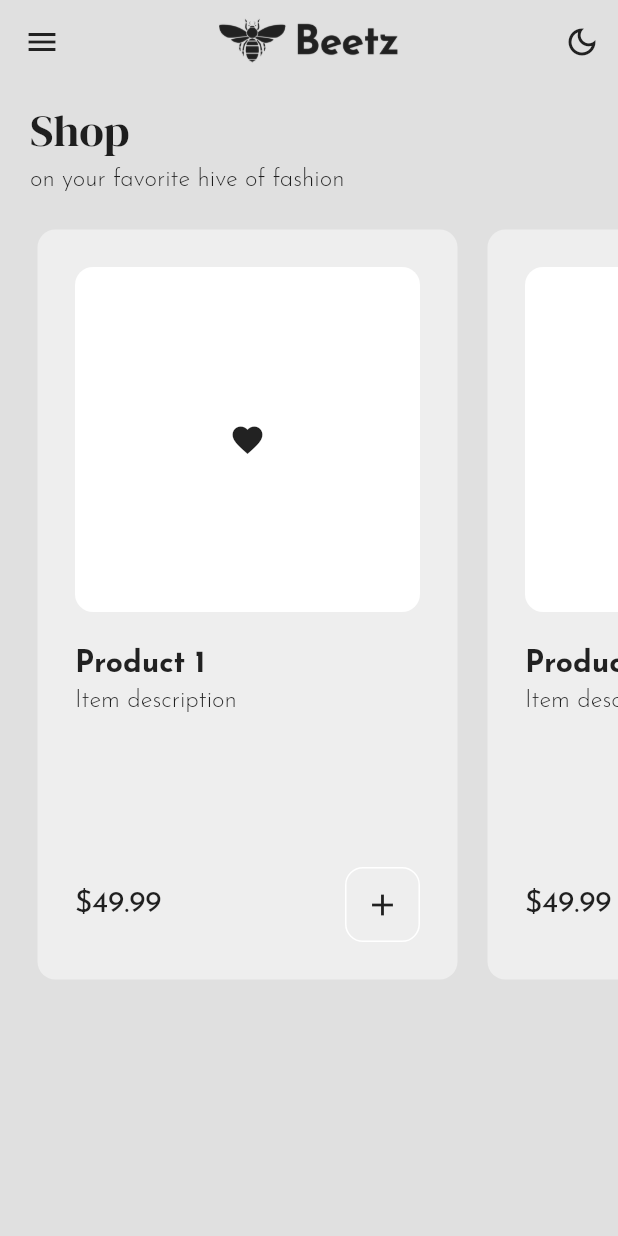
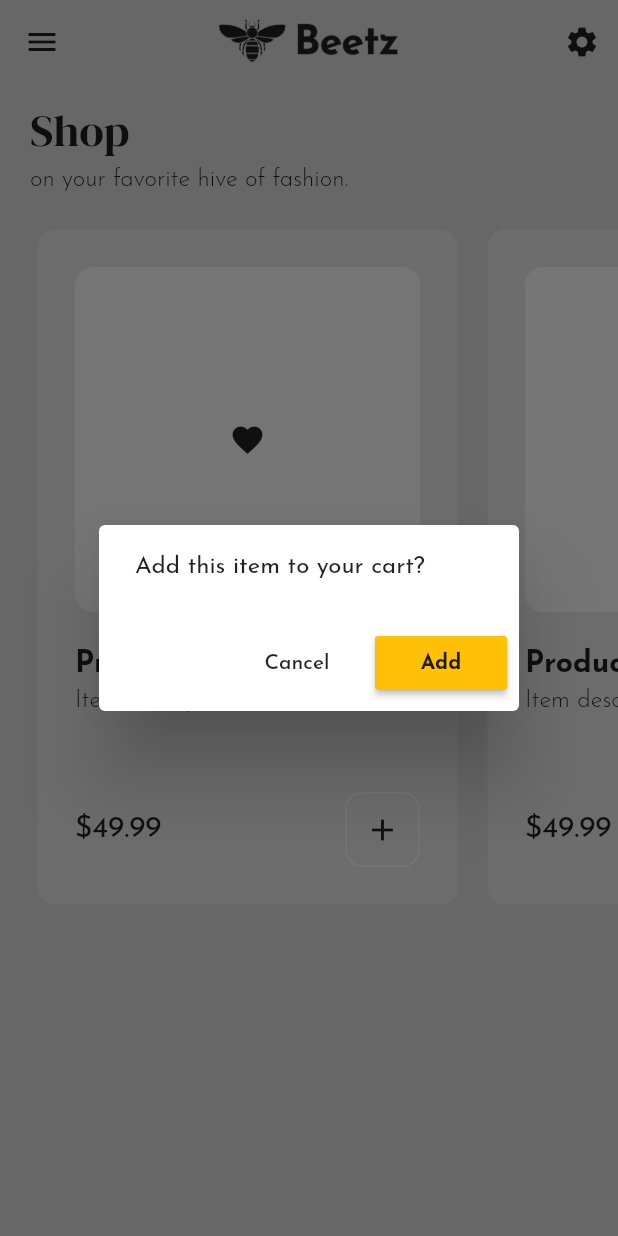
Before and after one commit to gustevito/flutter_ecommerce_app, a Flutter app: the MyHome screen opened by its route, after a tap on the "add" icon, on a phone screen of 412 x 824 dp. Run offline on Flutter 3.47's test engine with Material 2 defaults, Android fonts, the phone set to English and light mode, and no system bars; our stand-ins replace google_fonts.

Commit message:
add/remove to/from cart functions added

```diff
--- a/lib/components/product_tile.dart
+++ b/lib/components/product_tile.dart
@@ -1,6 +1,8 @@
 import 'package:flutter/material.dart';
 import 'package:minimal_ecommerce_app/models/product.dart';
 import 'package:google_fonts/google_fonts.dart';
+import 'package:minimal_ecommerce_app/models/shop.dart';
+import 'package:provider/provider.dart';
 
 class ProductTile extends StatelessWidget {
   final Product product;
@@ -11,7 +13,33 @@ class ProductTile extends StatelessWidget {
   });
 
   // add to cart
-  void addToCart(BuildContext context) {}
+  void addToCart(BuildContext context) {
+    // dialog box to confirm
+    showDialog(
+      context: context,
+      builder: (context) => AlertDialog(
+        content: Text('Add this item to your cart?'),
+        actions: [
+          MaterialButton(
+            onPressed: () => Navigator.pop(context),
+            child: Text('Cancel'),
+          ),
+          MaterialButton(
+            color: Colors.amber,
+            onPressed: () {
+              Navigator.pop(context);
+
+              context.read<Shop>().addToCart(product);
+            },
+            child: Text(
+              'Add',
+              style: TextStyle(fontWeight: FontWeight.w800),
+            ),
+          )
+        ],
+      ),
+    );
+  }
 
   @override
   Widget build(BuildContext context) {
--- a/lib/pages/cartpage.dart
+++ b/lib/pages/cartpage.dart
@@ -1,10 +1,46 @@
 import 'package:flutter/material.dart';
+import 'package:provider/provider.dart';
+
+import '../models/product.dart';
+import '../models/shop.dart';
 
 class CartPage extends StatelessWidget {
   const CartPage({super.key});
 
+  // remove from cart function
+  void removeItemFromCart(BuildContext context, Product product) {
+    showDialog(
+      context: context,
+      builder: (context) => AlertDialog(
+        content: Text('Remove this item from your cart?'),
+        actions: [
+          MaterialButton(
+            onPressed: () => Navigator.pop(context),
+            child: Text('Cancel'),
+          ),
+          MaterialButton(
+            color: Color.fromARGB(255, 255, 124, 115),
+            onPressed: () {
+              Navigator.pop(context);
+
+              context.read<Shop>().removeFromCart(product);
+            },
+            child: Text(
+              'Remove',
+              style: TextStyle(
+                fontWeight: FontWeight.w800,
+              ),
+            ),
+          )
+        ],
+      ),
+    );
+  }
+
   @override
   Widget build(BuildContext context) {
+    final cart = context.watch<Shop>().cart;
+
     return Scaffold(
       backgroundColor: Theme.of(context).colorScheme.background,
       appBar: AppBar(
@@ -15,6 +51,29 @@ class CartPage extends StatelessWidget {
         foregroundColor: Theme.of(context).colorScheme.inversePrimary,
         title: const Text('Your Cart'),
       ),
+      body: Column(
+        children: [
+          // cart list
+          Expanded(
+            child: ListView.builder(
+                itemCount: cart.length,
+                itemBuilder: (context, index) {
+                  // get item in cart
+                  final item = cart[index];
+
+                  // return as a cart tile
+                  return ListTile(
+                    title: Text(item.name),
+                    subtitle: Text(item.price.toStringAsFixed(2)),
+                    trailing: IconButton(
+                      icon: Icon(Icons.remove),
+                      onPressed: () => removeItemFromCart(context, item),
+                    ),
+                  );
+                }),
+          )
+        ],
+      ),
     );
   }
 }
--- a/lib/pages/home.dart
+++ b/lib/pages/home.dart
@@ -35,12 +35,13 @@ class MyHome extends StatelessWidget {
           IconButton(
             onPressed: () {},
             icon: Icon(
-              Icons.dark_mode_outlined,
+              Icons.settings,
             ),
           )
         ],
       ),
       body: ListView(
+        scrollDirection: Axis.vertical,
         children: [
           // title
           Padding(
@@ -60,7 +61,7 @@ class MyHome extends StatelessWidget {
                 ),
                 // subtitle
                 Text(
-                  "on your favorite hive of fashion",
+                  "on your favorite hive of fashion.",
                   style: GoogleFonts.josefinSans(
                     fontWeight: FontWeight.w300,
                     fontSize: 16,
@@ -71,7 +72,7 @@ class MyHome extends StatelessWidget {
           ),
           // products
           SizedBox(
-            height: 550,
+            height: 500,
             child: ListView.builder(
               scrollDirection: Axis.horizontal,
               padding: const EdgeInsets.all(15),
```
